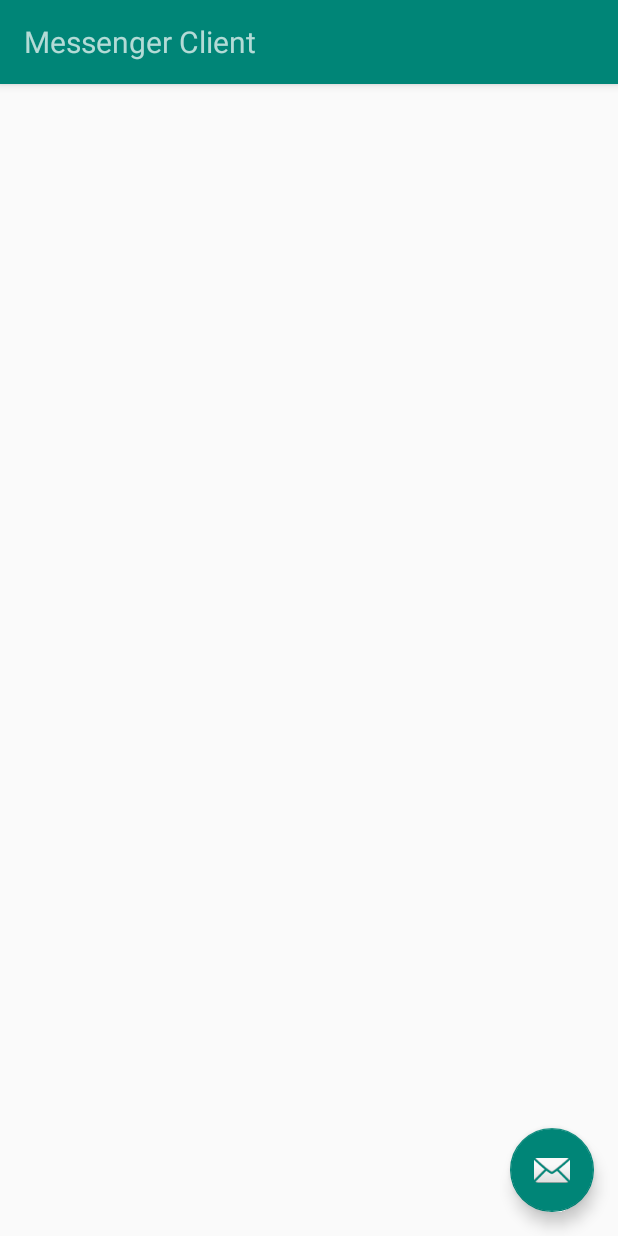
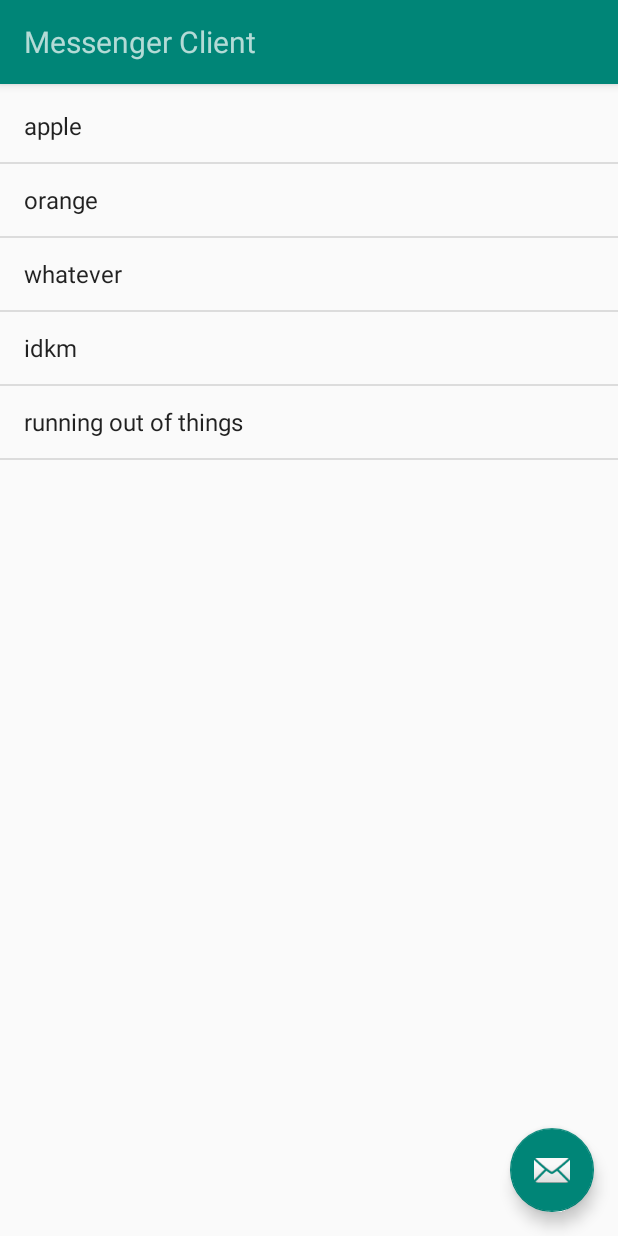
Before and after one commit to mishuan/messenger, an Android app: the GroupListActivity screen opened directly, with no data from a screen before it, on a phone screen of 412 x 824 dp. Run offline under Robolectric (Android 15) with nearby library versions, the phone set to English and light mode, and no system bars; 1 statement that could not run was skipped.

```diff
--- a/AndroidClient/app/src/main/java/com/ece416/aruproy/messengerclient/GroupListActivity.java
+++ b/AndroidClient/app/src/main/java/com/ece416/aruproy/messengerclient/GroupListActivity.java
@@ -7,8 +7,11 @@ import android.support.v7.app.AlertDialog;
 import android.support.v7.app.AppCompatActivity;
 import android.util.Log;
 import android.view.View;
+import android.widget.ArrayAdapter;
 import android.widget.Button;
 import android.widget.EditText;
+import android.widget.ListAdapter;
+import android.widget.ListView;
 
 import org.json.JSONObject;
 
@@ -18,6 +21,8 @@ import java.util.Map;
 public class GroupListActivity extends AppCompatActivity {
 
     private TcpClient mTcpClient;
+    private ListView mListView;
+    private String[] groupsList;
 
     public class ConnectTask extends AsyncTask<String, String, TcpClient> {
 
@@ -42,8 +47,18 @@ public class GroupListActivity extends AppCompatActivity {
             super.onProgressUpdate(values);
             //response received from server
             Log.d("test", "response " + values[0]);
+            // TODO do something and populateList()
             //process server response here....
         }
+    }
+
+    private void populateList(){
+        Log.e("GROUP_LIST", groupsList[0]);
+        ListAdapter listAdapter = new ArrayAdapter<>(this, android.R.layout.simple_list_item_1, groupsList);
+        mListView = (ListView) findViewById(R.id.groups_list);
+        Log.e("GROUP_LIST", listAdapter.toString());
+        Log.e("GROUP LIST", mListView.toString());
+        mListView.setAdapter(listAdapter);
     }
 
     @Override
@@ -61,8 +76,10 @@ public class GroupListActivity extends AppCompatActivity {
             data.put(Constants.USERNAME_KEY, intent.getStringExtra(Constants.USERNAME));
             data.put(Constants.MESSAGE_TYPE_KEY, MessageType.LIST_GROUP);
             JSONObject json = new JSONObject(data);
-            Log.e("JSON Dictionary", json.toString());
+            Log.e("Login JSON Dictionary", json.toString());
             mTcpClient.sendMessage(json.toString());
+            groupsList = new String[]{"apple", "orange", "whatever", "idkm", "running out of things"};
+            populateList();
         } catch (InterruptedException e) {
             Thread.interrupted();
         }
@@ -71,21 +88,13 @@ public class GroupListActivity extends AppCompatActivity {
     protected void joinOnClick(View v) {
         Log.e(Constants.USERNAME, "floating action button got clicked!!");
         AlertDialog.Builder mbuilder = new AlertDialog.Builder(GroupListActivity.this);
-        View mView = getLayoutInflater().inflate(R.layout.group_alert_dialog_layout, null);
+        View mView = getLayoutInflater().inflate(R.layout.new_group_alert_dialog_layout, null);
         mbuilder.setView(mView);
         final AlertDialog dialog = mbuilder.create();
 
         final EditText mGroupName = (EditText) mView.findViewById(R.id.group_name);
-        Button mLeave = (Button) mView.findViewById(R.id.leave_group);
         Button mJoin = (Button) mView.findViewById(R.id.join_group);
 
-        mLeave.setOnClickListener(new View.OnClickListener() {
-            @Override
-            public void onClick(View v) {
-                Log.e(Constants.ACTIVITY_DEBUG_TAG, "Trying to LEAVE group: " + mGroupName.getText().toString());
-                dialog.hide();
-            }
-        });
         mJoin.setOnClickListener(new View.OnClickListener() {
             @Override
             public void onClick(View v) {
--- a/AndroidClient/app/src/main/res/layout/activity_group_page.xml
+++ b/AndroidClient/app/src/main/res/layout/activity_group_page.xml
@@ -42,6 +42,10 @@
 
     </android.support.design.widget.AppBarLayout>
 
-    <include layout="@layout/content_group_page" />
+    <ListView
+        android:layout_marginTop="60sp"
+        android:layout_width="match_parent"
+        android:layout_height="match_parent"
+        android:id="@+id/groups_list" />
 
 </android.support.design.widget.CoordinatorLayout>
```
Also changed, not shown: AndroidClient/app/src/main/AndroidManifest.xml (+3 -6 lines), AndroidClient/app/src/main/java/com/ece416/aruproy/messengerclient/ChatActivity.java (added, +13 -0 lines), AndroidClient/app/src/main/res/layout/activity_chat.xml (added, +13 -0 lines), AndroidClient/app/src/main/res/layout/join_leave_group_alert_dialog_layout.xml (renamed from AndroidClient/app/src/main/res/layout/group_alert_dialog_layout.xml, +0 -8 lines), AndroidClient/app/src/main/res/layout/new_group_alert_dialog_layout.xml (added, +36 -0 lines).
